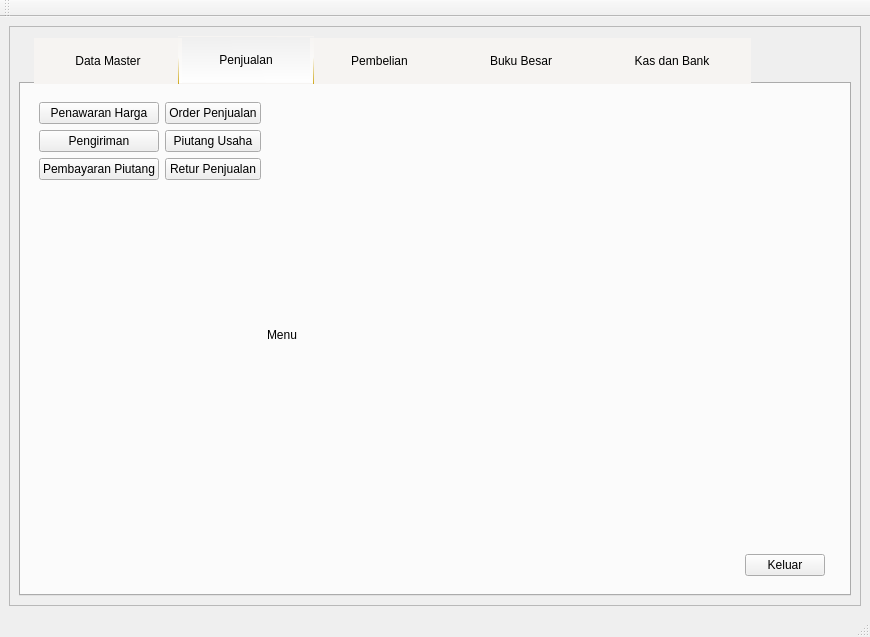
Before: the Qt Designer form GUI.ui in fnugrahendi/petuk.corp, drawn with Qt 5.
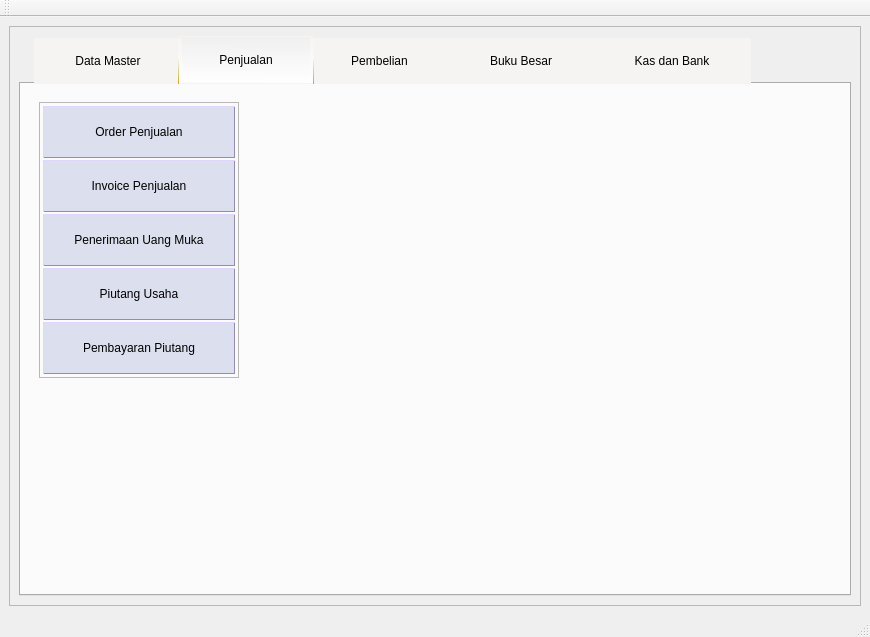
After: the same form once the commit is applied. The open tabs and pages were chosen to show the change. Icons and pictures are not drawn.

Commit message: delete unused menu in penjualan. gui

What changed in the file:
```diff
--- a/GUI.ui
+++ b/GUI.ui
@@ -3990,53 +3990,90 @@
               <number>0</number>
              </property>
              <widget class="QWidget" name="st_Penjualan_Menu">
-              <layout class="QHBoxLayout" name="horizontalLayout">
+              <layout class="QGridLayout" name="gridLayout_7">
+               <item row="0" column="0" rowspan="2">
+                <widget class="QFrame" name="fr_Penjualan_Menu">
+                 <property name="minimumSize">
+                  <size>
+                   <width>200</width>
+                   <height>0</height>
+                  </size>
+                 </property>
+                 <property name="maximumSize">
+                  <size>
+                   <width>200</width>
+                   <height>16777215</height>
+                  </size>
+                 </property>
+                 <property name="styleSheet">
+                  <string notr="true">QPushButton{height:50px;border-width:1px;border-color:rgb(150, 137, 188);border-style:outset;border-radius:0px;background:rgb(220, 224, 238);}</string>
+                 </property>
+                 <property name="frameShape">
+                  <enum>QFrame::StyledPanel</enum>
+                 </property>
+                 <property name="frameShadow">
+                  <enum>QFrame::Raised</enum>
+                 </property>
+                 <layout class="QVBoxLayout" name="verticalLayout_21">
+                  <property name="spacing">
+                   <number>2</number>
+                  </property>
+                  <property name="margin">
+                   <number>3</number>
+                  </property>
                <item>
-                <layout class="QGridLayout" name="gr_Penjualan_Menu">
-                 <item row="0" column="0">
-                  <widget class="QPushButton" name="tb_Penjualan_PenawaranHarga">
-                   <property name="text">
-                    <string>Penawaran Harga</string>
-                   </property>
-                  </widget>
-                 </item>
-                 <item row="0" column="1">
                   <widget class="QPushButton" name="tb_Penjualan_OrderPenjualan">
                    <property name="text">
                     <string>Order Penjualan</string>
                    </property>
                   </widget>
                  </item>
-                 <item row="1" column="1">
+                  <item>
+                   <widget class="QPushButton" name="tb_Penjualan_Invoice">
+                    <property name="text">
+                     <string>Invoice Penjualan</string>
+                    </property>
+                   </widget>
+                  </item>
+                  <item>
+                   <widget class="QPushButton" name="tb_Penjualan_UangMuka">
+                    <property name="text">
+                     <string>Penerimaan Uang Muka</string>
+                    </property>
+                   </widget>
+                  </item>
+                  <item>
                   <widget class="QPushButton" name="tb_Penjualan_Piutang">
                    <property name="text">
                     <string>Piutang Usaha</string>
                    </property>
                   </widget>
                  </item>
-                 <item row="2" column="1">
-                  <widget class="QPushButton" name="tb_Penjualan_Retur">
-                   <property name="text">
-                    <string>Retur Penjualan</string>
-                   </property>
-                  </widget>
-                 </item>
-                 <item row="2" column="0">
+                  <item>
                   <widget class="QPushButton" name="tb_Penjualan_PembayaranPiutang">
                    <property name="text">
                     <string>Pembayaran Piutang</string>
                    </property>
                   </widget>
                  </item>
-                 <item row="1" column="0">
-                  <widget class="QPushButton" name="tb_Penjualan_Pengiriman">
-                   <property name="text">
-                    <string>Pengiriman</string>
-                   </property>
-                  </widget>
-                 </item>
-                 <item row="3" column="0">
-                  <spacer name="verticalSpacer_2">
+                 </layout>
+                </widget>
+               </item>
+               <item row="0" column="1">
+                <spacer name="hs_Penjualan_Menu">
+                 <property name="orientation">
+                  <enum>Qt::Horizontal</enum>
+                 </property>
+                 <property name="sizeHint" stdset="0">
+                  <size>
+                   <width>40</width>
+                   <height>20</height>
+                  </size>
+                 </property>
+                </spacer>
+               </item>
+               <item row="2" column="0">
+                <spacer name="vs_Penjualan_Menu">
                    <property name="orientation">
                     <enum>Qt::Vertical</enum>
                    </property>
@@ -4049,57 +4086,6 @@
                   </spacer>
                  </item>
                 </layout>
-               </item>
-               <item>
-                <layout class="QGridLayout" name="gl_Penjualan_Menu_Info">
-                 <property name="sizeConstraint">
-                  <enum>QLayout::SetMinimumSize</enum>
-                 </property>
-                 <item row="0" column="0" colspan="3">
-                  <spacer name="hs_Penjualan_Menu_Info_1">
-                   <property name="orientation">
-                    <enum>Qt::Horizontal</enum>
-                   </property>
-                   <property name="sizeHint" stdset="0">
-                    <size>
-                     <width>40</width>
-                     <height>20</height>
-                    </size>
-                   </property>
-                  </spacer>
-                 </item>
-                 <item row="1" column="0" colspan="3">
-                  <widget class="QLabel" name="lb_Penjualan_Menu_Info">
-                   <property name="text">
-                    <string>Menu</string>
-                   </property>
-                  </widget>
-                 </item>
-                 <item row="2" column="0">
-                  <spacer name="hs_Penjualan_Menu_Info_2">
-                   <property name="orientation">
-                    <enum>Qt::Horizontal</enum>
-                   </property>
-                   <property name="sizeHint" stdset="0">
-                    <size>
-                     <width>40</width>
-                     <height>20</height>
-                    </size>
-                   </property>
-                  </spacer>
-                 </item>
-                 <item row="2" column="1">
-                  <widget class="QPushButton" name="tb_Penjualan_Keluar">
-                   <property name="text">
-                    <string>Keluar</string>
-                   </property>
-                  </widget>
-                 </item>
-                </layout>
-               </item>
-              </layout>
-              <zorder></zorder>
-              <zorder></zorder>
              </widget>
              <widget class="QWidget" name="st_Penjualan_PenawaranHarga">
               <layout class="QVBoxLayout" name="verticalLayout">
```
Left out of the diff: 70 changed lines with no effect on the pictures. Lines whose indentation alone changed are shown as unchanged. The commit also changes 2 other files.
